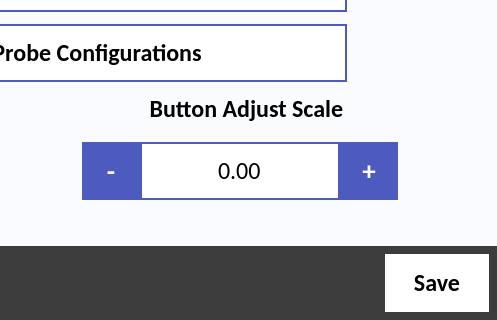
Old version of the form src/user_interface/graphic_user_interface/user_settings.ui in the repository CFigueroa90894/plasmetry; both pictures show x 303 to 800 and y 160 to 480 of the 800 by 480 pixel window.
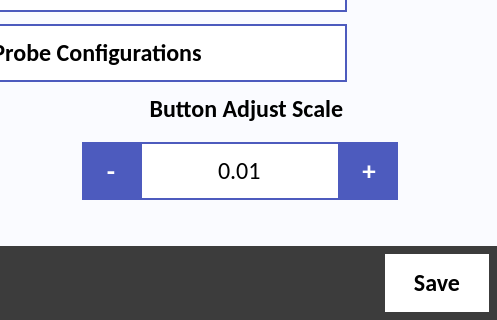
New version of the form.

Commit message: button adjust minimum fixed

The edit to the form file:
```diff
--- a/src/user_interface/graphic_user_interface/user_settings.ui
+++ b/src/user_interface/graphic_user_interface/user_settings.ui
@@ -765,7 +765,7 @@
                 <number>2</number>
                </property>
                <property name="minimum">
-                <double>-10000.000000000000000</double>
+                <double>0.010000000000000</double>
                </property>
                <property name="maximum">
                 <double>10000.000000000000000</double>
```
Left out of the diff: 3 changed lines with no effect on the pictures. The commit also changes 1 other file.
